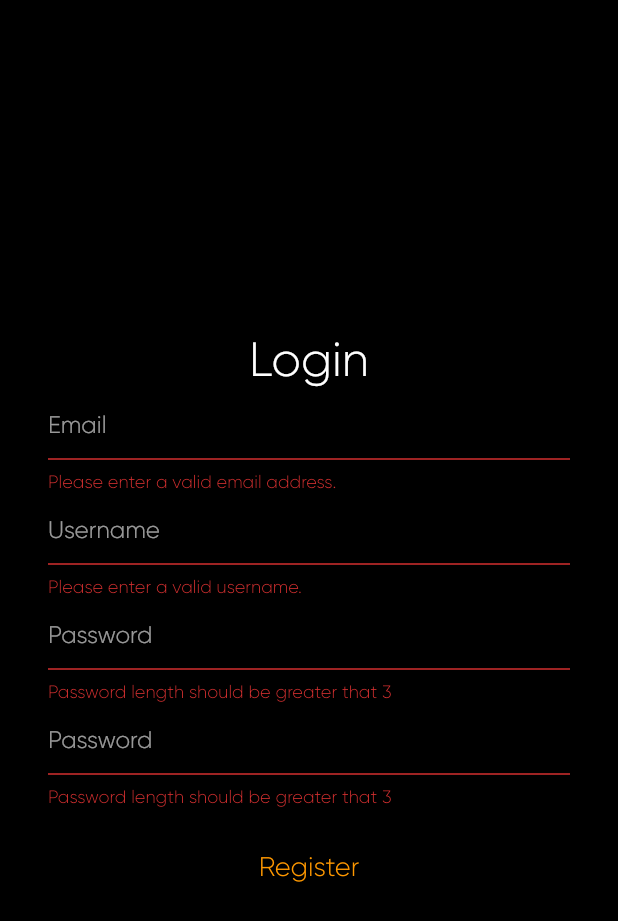
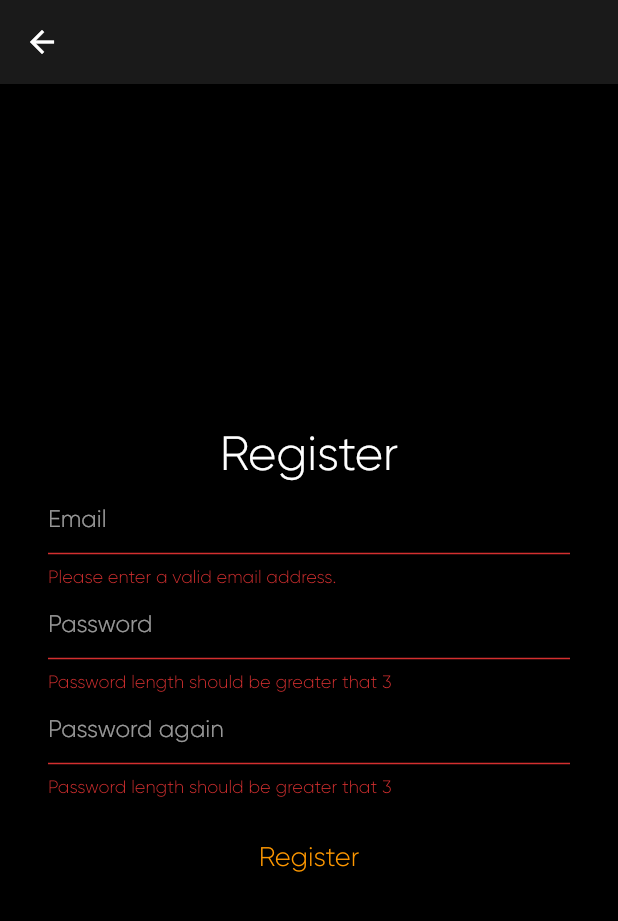
Before and after one commit to imertgul/weather_app, a Flutter app: the RegisterPage screen opened by its route, after a tap on "Register", on a phone screen of 412 x 824 dp. Shown: the top 921 px of the screen. Run offline on Flutter 3.47's test engine with Material 2 defaults, Android fonts, the phone set to English and light mode, and no system bars; our stand-ins replace community_material_icon, location, shared_preferences; missing offline and left inert: amplify_analytics_pinpoint, amplify_auth_cognito, amplify_flutter; accounts and stored records are empty.

Commit message:
form fixed

```diff
--- a/lib/app/auth/confirm_register.dart
+++ b/lib/app/auth/confirm_register.dart
@@ -15,7 +15,7 @@ class ConfirmRegisterPage extends StatelessWidget {
       controller: TextEditingController(),
       keyboardType: TextInputType.text,
       decoration: const InputDecoration(
-        hintText: 'Email',
+        hintText: 'Confirmation Code',
       ),
       validator: (String? value) {
         if (value == null) {
@@ -26,6 +26,7 @@ class ConfirmRegisterPage extends StatelessWidget {
     );
 
     return Scaffold(
+      appBar: AppBar(),
       body: SafeArea(
         child: Padding(
           padding: const EdgeInsets.symmetric(horizontal: 32),
@@ -37,7 +38,7 @@ class ConfirmRegisterPage extends StatelessWidget {
               children: [
                 Text(
                   'Confirm your account for: $username',
-                  style: const TextStyle(fontSize: 32),
+                  style: const TextStyle(fontSize: 24),
                 ),
                 confirmationCode,
                 const SizedBox(height: 16),
--- a/lib/app/auth/register.dart
+++ b/lib/app/auth/register.dart
@@ -24,19 +24,6 @@ class RegisterPage extends StatelessWidget {
         return null;
       },
     );
-    TextFormField username = TextFormField(
-      controller: TextEditingController(),
-      keyboardType: TextInputType.text,
-      decoration: const InputDecoration(
-        hintText: 'Username',
-      ),
-      validator: (String? value) {
-        if (value != null && value.length < 3) {
-          return 'Please enter a valid username.';
-        }
-        return null;
-      },
-    );
     TextFormField password1 = TextFormField(
       controller: TextEditingController(),
       obscureText: true,
@@ -57,7 +44,7 @@ class RegisterPage extends StatelessWidget {
       controller: TextEditingController(),
       obscureText: true,
       decoration: const InputDecoration(
-        hintText: 'Password',
+        hintText: 'Password again',
       ),
       validator: (String? value) {
         if (password1.controller!.text != value) {
@@ -74,6 +61,7 @@ class RegisterPage extends StatelessWidget {
     );
 
     return Scaffold(
+      appBar: AppBar(),
       body: SafeArea(
         child: Padding(
           padding: const EdgeInsets.symmetric(horizontal: 32),
@@ -84,11 +72,10 @@ class RegisterPage extends StatelessWidget {
               crossAxisAlignment: CrossAxisAlignment.center,
               children: [
                 const Text(
-                  'Login',
+                  'Register',
                   style: TextStyle(fontSize: 32),
                 ),
                 email,
-                username,
                 password1,
                 password2,
                 const SizedBox(height: 16),
```
